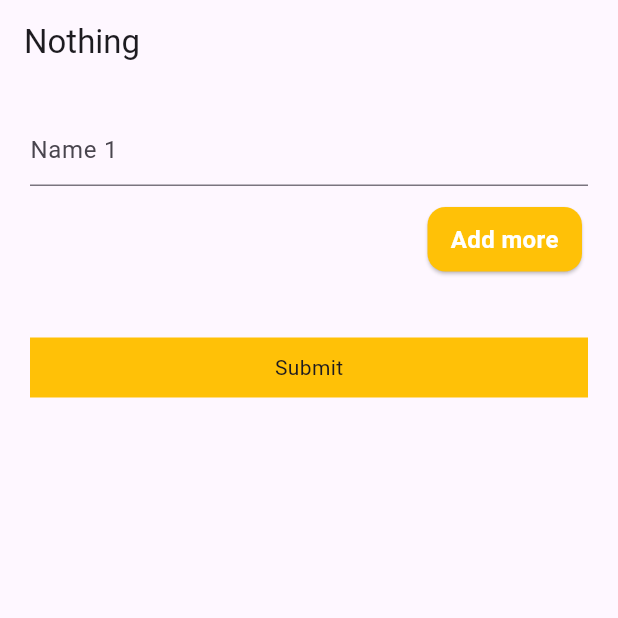
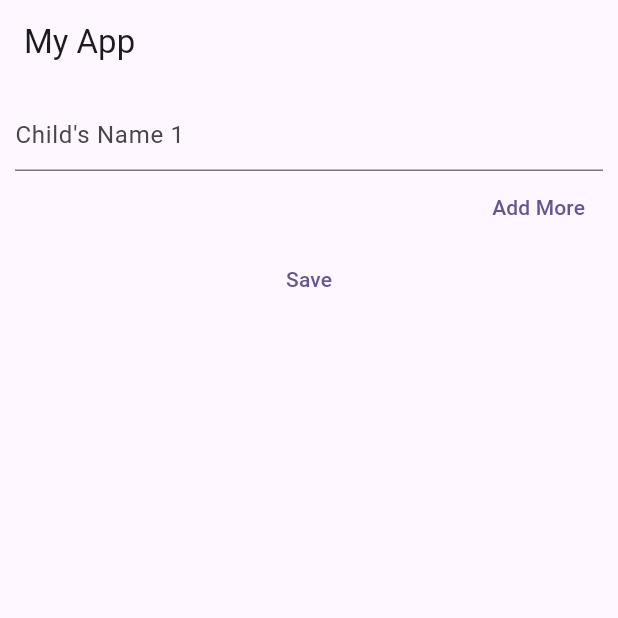
Before and after one commit to Destiny-Ed/create_dynamic_text_form_field, a Flutter app: the screen it shows after launch, on a phone screen of 412 x 824 dp, the top half of it. Run offline on Flutter 3.47's test engine with Material 2 defaults, Android fonts, the phone set to English and light mode, and no system bars.

Commit message:
Refactored the UI codebase

```diff
--- a/lib/main.dart
+++ b/lib/main.dart
@@ -1,6 +1,4 @@
-import 'dart:math';
-
-import 'package:dummy_text_app/name_provider.dart';
+import 'package:dummy_text_app/providers/field_provider.dart';
 import 'package:flutter/material.dart';
 import 'package:provider/provider.dart';
 
@@ -15,7 +13,9 @@ class MyApp extends StatelessWidget {
   @override
   Widget build(BuildContext context) {
     return MultiProvider(
-      providers: [ChangeNotifierProvider(create: (_) => NameProvider())],
+      providers: [
+        ChangeNotifierProvider(create: (_) => FieldProvider()),
+      ],
       child: MaterialApp(
         title: 'Flutter Demo',
         theme: ThemeData(
@@ -37,110 +37,63 @@ class MyHomePage extends StatefulWidget {
 
 class _MyHomePageState extends State<MyHomePage> {
   @override
-  void dispose() {
-    super.dispose();
-
-    if (mounted) {
-      Provider.of<NameProvider>(context, listen: false).disposeControllers();
-    }
-  }
-
-  @override
   void initState() {
     super.initState();
 
-    Provider.of<NameProvider>(context, listen: false).initTextField();
+    Provider.of<FieldProvider>(context, listen: false).generateInitialFields();
   }
 
   @override
   Widget build(BuildContext context) {
     return Scaffold(
       appBar: AppBar(
-        title: const Text("Nothing"),
+        title: const Text("My App"),
       ),
-      body: Consumer<NameProvider>(builder: (context, model, _) {
-        return Form(
+      body: Consumer<FieldProvider>(builder: (context, model, _) {
+        return Padding(
+          padding: const EdgeInsets.all(10.0),
+          child: Form(
             key: model.formKey,
-          child: Padding(
-            padding: const EdgeInsets.all(20),
-            child: SingleChildScrollView(
             child: Column(
               children: [
-                  ///Add names of your children
-
-                  ///TextFormWidget
                 ...List.generate(model.textList.length, (index) {
                   final controller = model.textList[index];
-                    return Container(
-                      margin: const EdgeInsets.only(bottom: 10),
-                      child: TextFormField(
+                  return TextFormField(
                     controller: controller,
                     validator: (value) {
                       if (value!.isEmpty) {
-                            return "Field is required";
+                        return 'Field is required';
                       }
                       return null;
                     },
                     decoration: InputDecoration(
-                          hintText: "Name ${index + 1}",
+                        hintText: "Child's Name ${index + 1}",
                         suffixIcon: index == 0
                             ? null
                             : GestureDetector(
                                 onTap: () {
                                   model.removeTextField = index;
                                 },
-                                  child: const Icon(Icons.delete),
-                                ),
-                        ),
-                      ),
+                                child: const Icon(Icons.delete))),
                   );
                 }),
 
+                ///Add more button
                 Align(
                     alignment: Alignment.topRight,
-                    child: Card(
-                      color: Colors.amber,
-                      child: GestureDetector(
-                        onTap: () {
+                    child: TextButton(
+                        onPressed: () {
                           model.addTextField = TextEditingController();
                         },
-                        child: Container(
-                          padding: const EdgeInsets.only(top: 10, left: 5, right: 5),
-                          width: MediaQuery.sizeOf(context).width / 4,
-                          alignment: Alignment.center,
-                          margin: const EdgeInsets.only(bottom: 10),
-                          child: const Text(
-                            "Add more",
-                            textAlign: TextAlign.center,
-                            style: TextStyle(
-                              color: Colors.white,
-                              fontWeight: FontWeight.bold,
-                              fontSize: 16,
-                            ),
-                          ),
-                        ),
-                      ),
-                    ),
-                  ),
+                        child: const Text("Add More"))),
 
-                  ///Button
-                  const SizedBox(
-                    height: 40,
-                  ),
-
-                  GestureDetector(
-                    onTap: () {
-                      model.submitForm();
+                ///Validate fields
+                TextButton(
+                    onPressed: () {
+                      model.submitForms();
                     },
-                    child: Container(
-                      alignment: Alignment.center,
-                      color: Colors.amber,
-                      padding: const EdgeInsets.all(10),
-                      child: const Text("Submit"),
-                    ),
-                  )
+                    child: const Text("Save"))
               ],
-              ),
             ),
           ),
         );
--- a/lib/name_provider.dart
+++ /dev/null
@@ -1,55 +0,0 @@
-import 'dart:math';
-
-import 'package:flutter/material.dart';
-
-class NameProvider extends ChangeNotifier {
-  final List<TextEditingController> _textList = [TextEditingController()];
-
-  List<TextEditingController> get textList => _textList;
-
-  GlobalKey<FormState> formKey = GlobalKey();
-
-  set addTextField(TextEditingController value) {
-    textList.add(value);
-    notifyListeners();
-  }
-
-  void disposeControllers() {
-    for (TextEditingController value in _textList) {
-      value.dispose();
-    }
-  }
-
-  set removeTextField(int index) {
-    textList.removeAt(index);
-    notifyListeners();
-  }
-
-  initTextField() {
-    var random = Random();
-
-    var value = random.nextInt(10);
-    print(value);
-
-    for (int i = 0; i < value - 1; i++) {
-      textList.add(TextEditingController());
-      WidgetsBinding.instance.addPostFrameCallback((_) {
-        notifyListeners();
-      });
-    }
-  }
-
-  submitForm() {
-    final payload = {};
-
-    List<String> tempList = [];
-
-    if (formKey.currentState!.validate()) {
-      for (TextEditingController value in _textList) {
-        tempList.add(value.text);
-      }
-      payload['studentNames'] = tempList;
-    }
-    print(payload);
-  }
-}
--- /dev/null
+++ b/lib/providers/field_provider.dart
@@ -0,0 +1,49 @@
+import 'dart:math';
+
+import 'package:flutter/material.dart';
+
+class FieldProvider extends ChangeNotifier {
+  final List<TextEditingController> _textList = [TextEditingController()];
+
+  List<TextEditingController> get textList => _textList;
+
+  final GlobalKey<FormState> formKey = GlobalKey();
+
+  set addTextField(TextEditingController value) {
+    _textList.add(value);
+    WidgetsBinding.instance.addPostFrameCallback((_) {
+      notifyListeners();
+    });
+  }
+
+  set removeTextField(int index) {
+    _textList.removeAt(index);
+    notifyListeners();
+  }
+
+  generateInitialFields() {
+    int rand = Random().nextInt(10);
+
+    print(rand);
+
+    for (int i = 0; i < rand - 1; i++) {
+      addTextField = TextEditingController();
+    }
+  }
+
+  void submitForms() {
+    var payload = {};
+
+    List<String> tempList = [];
+    if (formKey.currentState!.validate()) {
+      print("All is validated");
+      for (TextEditingController controller in _textList) {
+        print(controller.text);
+        tempList.add(controller.text);
+      }
+      payload['children_name'] = tempList;
+
+      print(payload);
+    }
+  }
+}
```
Lines whose indentation alone changed are shown as unchanged.
